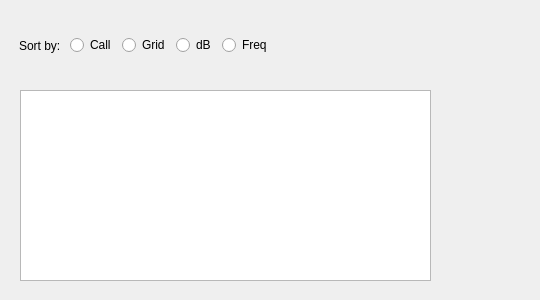
saitohirga/WSJT-X, file foxcalls.ui: the form before one commit.
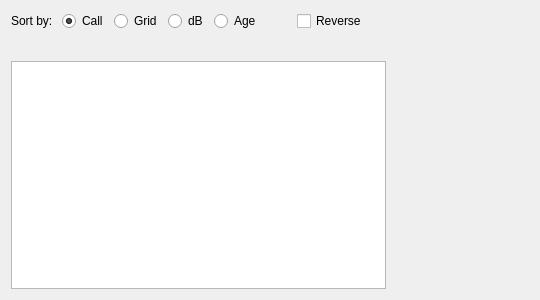
The form after the commit.

Patch:
```diff
--- a/foxcalls.ui
+++ b/foxcalls.ui
@@ -10,18 +10,17 @@
     <height>300</height>
    </rect>
   </property>
+  <property name="minimumSize">
+   <size>
+    <width>0</width>
+    <height>0</height>
+   </size>
+  </property>
   <property name="windowTitle">
    <string>Form</string>
   </property>
-  <widget class="QWidget" name="horizontalLayoutWidget">
-   <property name="geometry">
-    <rect>
-     <x>19</x>
-     <y>30</y>
-     <width>321</width>
-     <height>31</height>
-    </rect>
-   </property>
+  <layout class="QVBoxLayout" name="verticalLayout">
+   <item>
    <layout class="QHBoxLayout" name="horizontalLayout">
     <item>
      <widget class="QLabel" name="label">
@@ -35,6 +34,9 @@
       <property name="text">
        <string>Call</string>
       </property>
+       <property name="checked">
+        <bool>true</bool>
+       </property>
      </widget>
     </item>
     <item>
@@ -54,7 +56,30 @@
     <item>
      <widget class="QRadioButton" name="radioButton_4">
       <property name="text">
-       <string>Freq</string>
+        <string>Age</string>
+       </property>
+      </widget>
+     </item>
+     <item>
+      <spacer name="horizontalSpacer">
+       <property name="orientation">
+        <enum>Qt::Horizontal</enum>
+       </property>
+       <property name="sizeType">
+        <enum>QSizePolicy::Fixed</enum>
+       </property>
+       <property name="sizeHint" stdset="0">
+        <size>
+         <width>30</width>
+         <height>20</height>
+        </size>
+       </property>
+      </spacer>
+     </item>
+     <item>
+      <widget class="QCheckBox" name="cbReverse">
+       <property name="text">
+        <string>Reverse</string>
       </property>
      </widget>
     </item>
@@ -72,32 +97,9 @@
      </spacer>
     </item>
    </layout>
-  </widget>
-  <widget class="QPlainTextEdit" name="foxPlainTextEdit">
-   <property name="geometry">
-    <rect>
-     <x>20</x>
-     <y>90</y>
-     <width>411</width>
-     <height>191</height>
-    </rect>
-   </property>
-   <property name="font">
-    <font>
-     <family>Courier New</family>
-     <pointsize>12</pointsize>
-    </font>
-   </property>
-  </widget>
+   </item>
+   <item>
   <widget class="QLabel" name="label_2">
-   <property name="geometry">
-    <rect>
-     <x>27</x>
-     <y>70</y>
-     <width>341</width>
-     <height>16</height>
-    </rect>
-   </property>
    <property name="font">
     <font>
      <family>Courier New</family>
@@ -108,6 +110,36 @@
     <string/>
    </property>
   </widget>
+   </item>
+   <item>
+    <widget class="QPlainTextEdit" name="foxPlainTextEdit">
+     <property name="sizePolicy">
+      <sizepolicy hsizetype="Fixed" vsizetype="Expanding">
+       <horstretch>0</horstretch>
+       <verstretch>0</verstretch>
+      </sizepolicy>
+     </property>
+     <property name="minimumSize">
+      <size>
+       <width>375</width>
+       <height>0</height>
+      </size>
+     </property>
+     <property name="maximumSize">
+      <size>
+       <width>375</width>
+       <height>16777215</height>
+      </size>
+     </property>
+     <property name="font">
+      <font>
+       <family>Courier New</family>
+       <pointsize>12</pointsize>
+      </font>
+     </property>
+    </widget>
+   </item>
+  </layout>
  </widget>
  <resources/>
  <connections/>
```
Left out of the diff: 8 changed lines with no effect on the pictures. Lines whose indentation alone changed are shown as unchanged.
